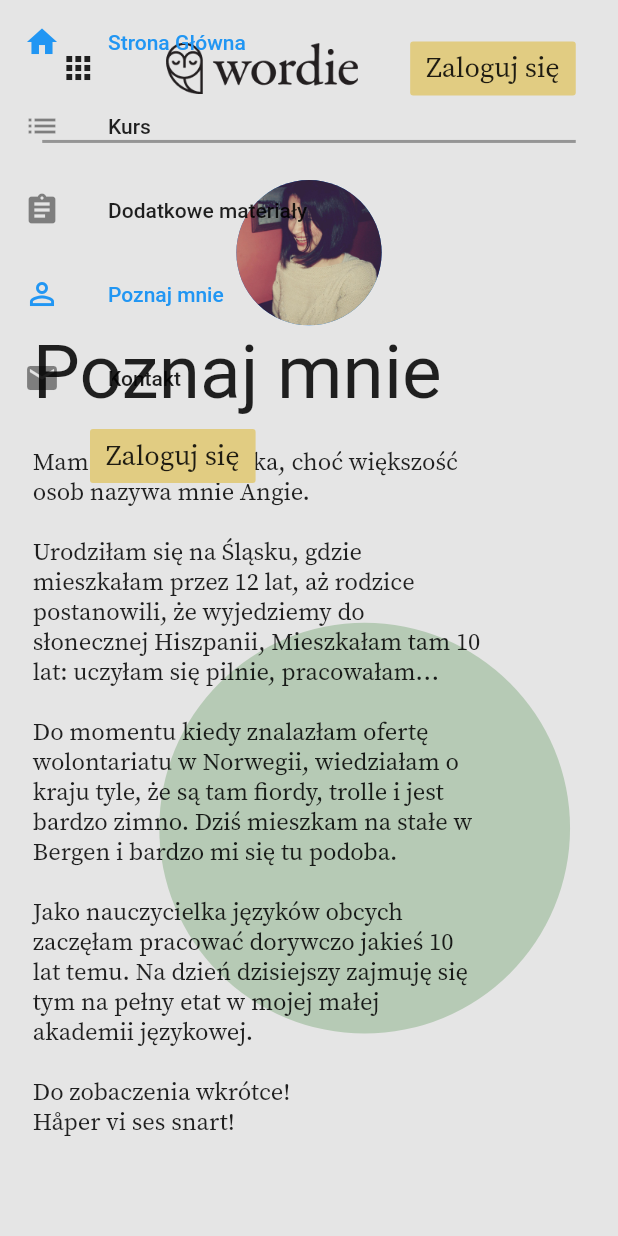
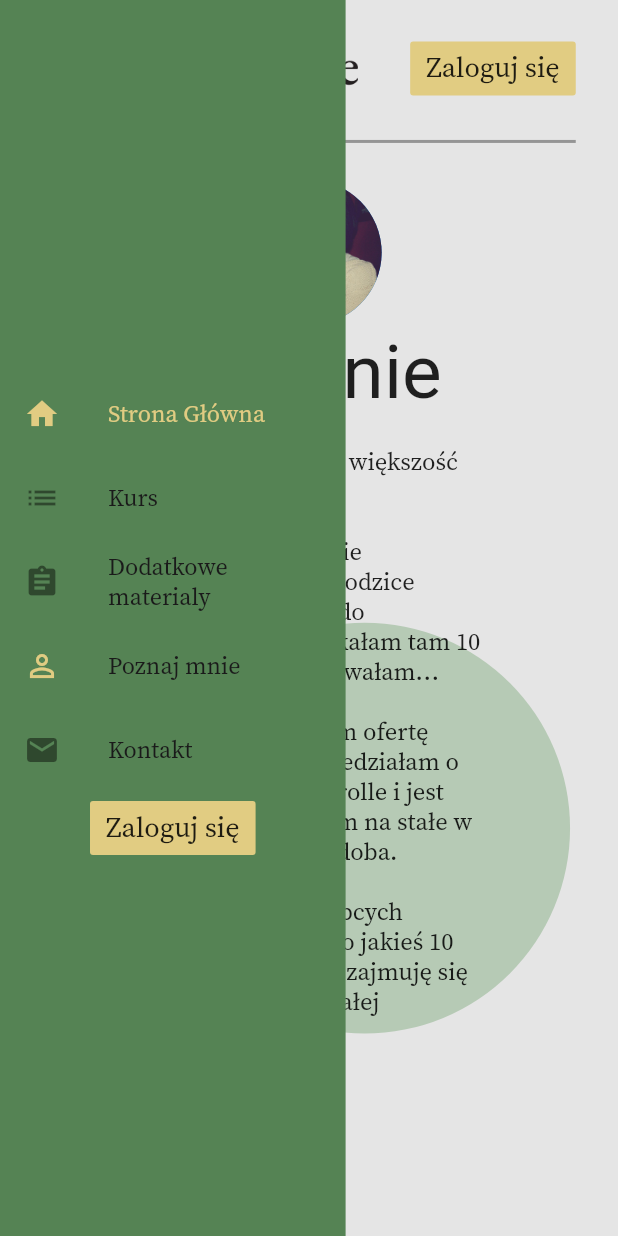
Before and after one commit to McTonderski/Wordie, a Flutter app: the screen it shows after launch, with the side drawer open, on a phone screen of 412 x 824 dp. Run offline on Flutter 3.47's test engine with Material 2 defaults, Android fonts, the phone set to English and light mode, and no system bars; missing offline and left inert: dart:html.

Commit message:
resolved issue, improved drawer_design

```diff
--- a/lib/design/design.dart
+++ b/lib/design/design.dart
@@ -5,6 +5,8 @@ import 'package:flutter/material.dart';
 //colors
 final Color primaryBackgroundColor = Color(0xFFE5E5E5);
 final Color navBarLogInColor = Color(0xFFE1CC82);
+final Color drawerColor = Color(0xFF558354);
+final Color textColorBlack = Color(0xFF1A1A1A);
 
 //fonts
 final String primaryFont = 'SourceSerifPro';
@@ -19,9 +21,9 @@ final WINDOW_HEIGHT = 763.2000122070312;
 //opacity
 double calculateOpacity(BuildContext context){
   double aspect_ratio = MediaQuery.of(context).size.width*MediaQuery.of(context).size.height/(WINDOW_HEIGHT*WINDOW_WIDTH);
-  if (aspect_ratio > 0.55){
+  if (aspect_ratio > 0.6){
     return 1;
-  }else if(aspect_ratio > 0.45){
+  }else if(aspect_ratio > 0.55){
     return aspect_ratio;
   }else{
     return 0;
--- a/lib/views/about_me_view.dart
+++ b/lib/views/about_me_view.dart
@@ -83,7 +83,7 @@ class AboutMeView extends StatelessWidget{
                             opacity: calculateOpacity(context),
                             child: CircleAvatar(
                               backgroundImage: AssetImage('assets/images/11.png'),
-                              radius: 193*sqrt(width_ratio*height_ratio),
+                              radius: 193*sqrt(width_ratio*pow(height_ratio,2 )),
                             ),
                           ),
                         ),
--- a/lib/widgets/drawer_widget.dart
+++ b/lib/widgets/drawer_widget.dart
@@ -32,11 +32,21 @@ class DrawerItemList extends StatelessWidget {
 
     return Container(
       width: WINDOW_WIDTH*0.15,
+      color: drawerColor,
       child: Column(
+        mainAxisAlignment: MainAxisAlignment.center,
         children: <Widget>[
-          ListTile(
+          ListTileTheme(
+            selectedColor: navBarLogInColor,
+            textColor: textColorBlack,
+            child: ListTile(
               leading: Icon(Icons.home),
-            title: Text('Strona Główna'),
+              title: Text(
+                'Strona Główna',
+                style: TextStyle(
+                  fontFamily: primaryFont
+                )
+                ),
               selected: currentRoute == AboutMeView.routeName,
               onTap: () {
                 if (currentRoute == AboutMeView.routeName) return;
@@ -47,9 +57,19 @@ class DrawerItemList extends StatelessWidget {
                 );
               },
             ),
-          ListTile(
+          ),
+          ListTileTheme(
+            selectedColor: navBarLogInColor,
+            textColor: textColorBlack,
+            child: ListTile(
               leading: Icon(Icons.list),
-            title: Text('Kurs'),
+              title: Text(
+                'Kurs',
+                style: TextStyle(
+                  color: textColorBlack,
+                  fontFamily: primaryFont
+                )
+                ),
               selected: currentRoute == AddonPage.routeName,
               onTap: () {
                 if (currentRoute == AddonPage.routeName) return;
@@ -60,8 +80,18 @@ class DrawerItemList extends StatelessWidget {
                 );
               },
             ),
-          ListTile(
-            title: Text('Dodatkowe materiały'),
+          ),
+          ListTileTheme(
+            selectedColor: navBarLogInColor,
+            textColor: textColorBlack,
+            child: ListTile(
+              title: Text(
+                'Dodatkowe materialy',
+                style: TextStyle(
+                  color: textColorBlack,
+                  fontFamily: primaryFont
+                )
+                ),
               leading: Icon(Icons.assignment),
               selected: currentRoute == AddonPage.routeName,
               onTap: () {
@@ -73,8 +103,18 @@ class DrawerItemList extends StatelessWidget {
                 );
               },
             ),
-          ListTile(
-            title: Text('Poznaj mnie'),
+          ),
+          ListTileTheme(
+            selectedColor: navBarLogInColor,
+            textColor: textColorBlack,
+            child: ListTile(
+              title: Text(
+                'Poznaj mnie',
+                style: TextStyle(
+                  color: textColorBlack,
+                  fontFamily: primaryFont
+                )
+                ),
               leading: Icon(Icons.person_outline),
               selected: currentRoute == AboutMeView.routeName,
               onTap: () {
@@ -86,8 +126,18 @@ class DrawerItemList extends StatelessWidget {
                 );
               },
             ),
-          ListTile(
-            title: Text('Kontakt'),
+          ),
+          ListTileTheme(
+            selectedColor: navBarLogInColor,
+            textColor: textColorBlack,
+            child: ListTile(
+              title: Text(
+                'Kontakt',
+                style: TextStyle(
+                  color: textColorBlack,
+                  fontFamily: primaryFont
+                )
+                ),
               leading: Icon(Icons.mail),
               selected: currentRoute == ContactPage.routeName,
               onTap: () {
@@ -99,6 +149,7 @@ class DrawerItemList extends StatelessWidget {
                 );
               },
             ),
+          ),
           LoginButton(window_height: window_height, window_width: window_width, width_ratio: width_ratio, height_ratio: height_ratio,)
         ],
       ),
```
Lines whose indentation alone changed are shown as unchanged.
